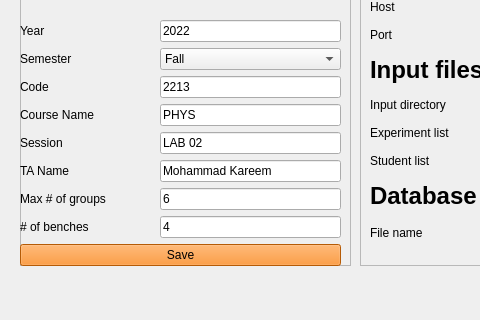
Above: YorkULabSeating.ui from tdgskinner/yorku-phys-lab-seating before the change; both pictures show x 0 to 480 and y 111 to 431 of the 755 by 431 pixel window. Below: the same form after it.
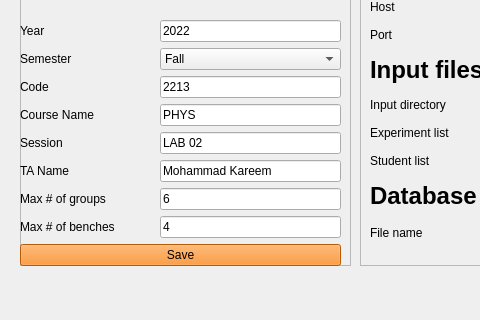
That is the form after the change. The open tabs and pages were chosen to show the change. Icons and pictures are not drawn.

Patch:
```diff
--- a/YorkULabSeating.ui
+++ b/YorkULabSeating.ui
@@ -493,7 +493,7 @@
         <item row="9" column="0">
          <widget class="QLabel" name="label_11">
           <property name="text">
-           <string># of benches</string>
+           <string>Max # of benches</string>
           </property>
          </widget>
         </item>
```
